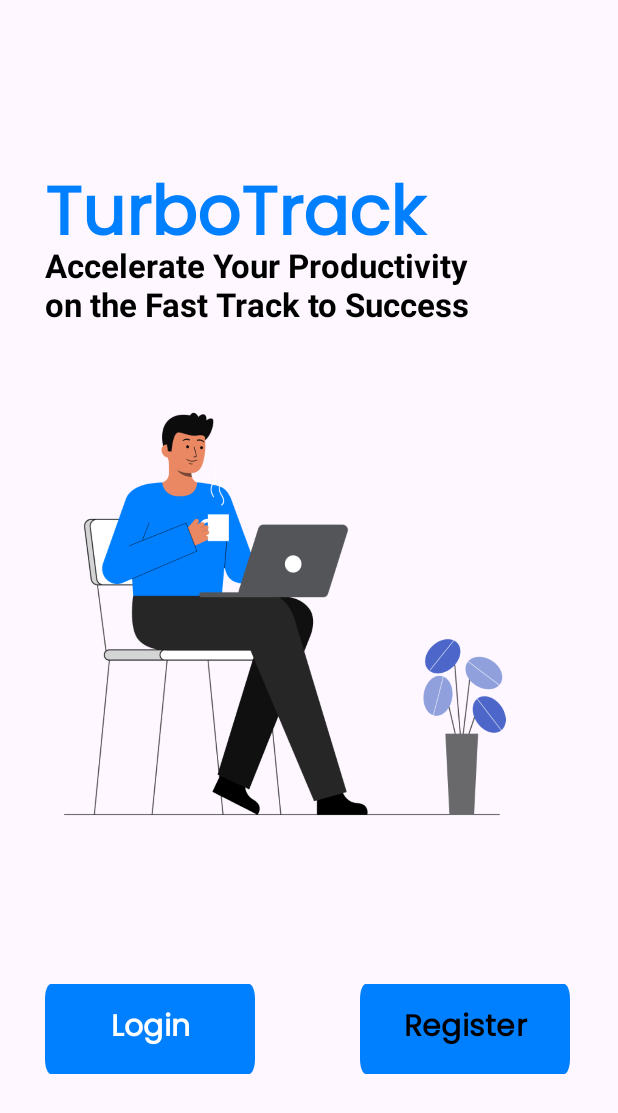
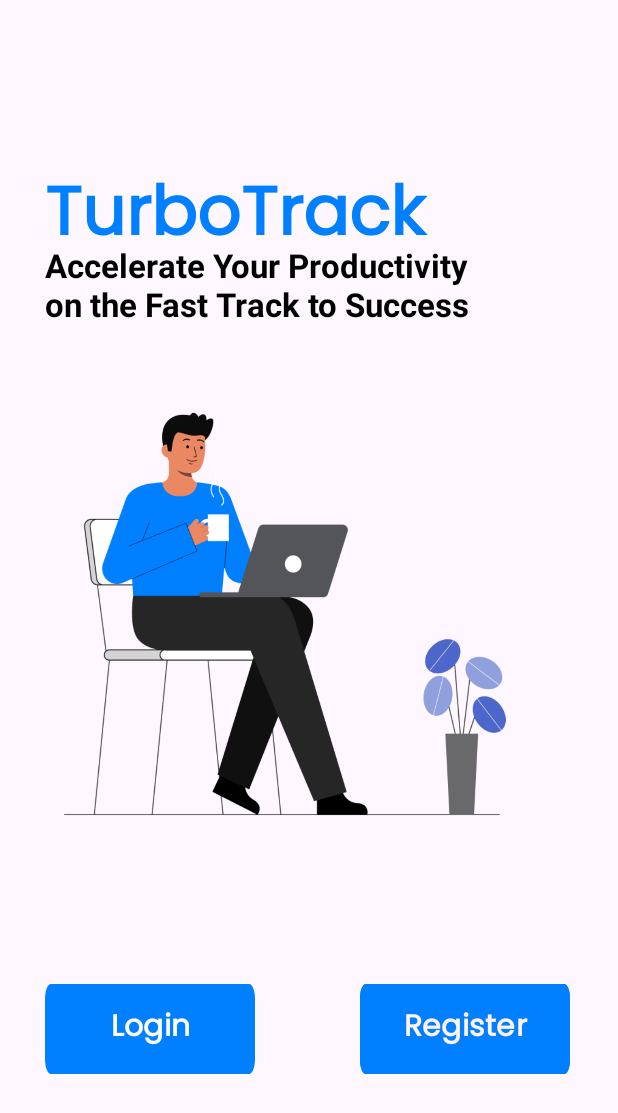
Before and after one commit to tronnyg/TurboTrack-OPSC7311POE, an Android app built with Jetpack Compose: the WelcomePageActivity screen opened directly, with no data from a screen before it, on a phone screen of 412 x 824 dp. Shown: the top 1113 px of the screen. Run offline under Robolectric (Android 15) with nearby library versions, the phone set to English and light mode, and no system bars.

Commit message:
-Fixed register button

```diff
--- a/app/src/main/res/layout/welcome_page.xml
+++ b/app/src/main/res/layout/welcome_page.xml
@@ -44,7 +44,7 @@
     <Button
         android:id="@+id/btn_Login"
         android:layout_width="140dp"
-        android:layout_height="wrap_content"
+        android:layout_height="60dp"
         android:layout_alignParentLeft="false"
         android:layout_alignParentBottom="true"
         android:layout_marginLeft="30dp"
@@ -60,16 +60,15 @@
     <Button
         android:id="@+id/btn_Register"
         android:layout_width="140dp"
-        android:layout_height="wrap_content"
+        android:layout_height="60dp"
         android:layout_alignParentBottom="true"
         android:layout_marginLeft="240dp"
         android:layout_marginBottom="108dp"
-        android:background="@drawable/turbo_button_vector"
-        android:backgroundTint="@color/turboBeige"
+        android:background="@drawable/input_box_vector"
         android:fontFamily="@font/poppins"
         android:text="Register"
         android:textAllCaps="false"
-        android:textColor="@color/black"
+        android:textColor="@color/turboWhite"
         android:textSize="20dp"
         android:textStyle="bold" />
 
```
